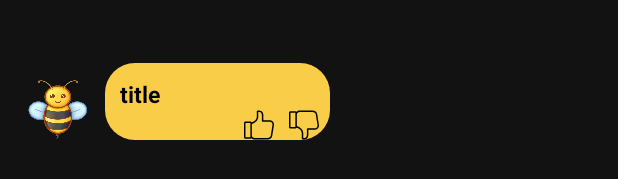
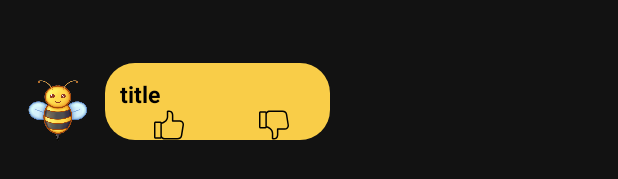
Before and after one commit to CankayaUniversity/ceng-407-408-2022-2023-Turkish-ChatBot-System-for-Cankaya-University-using-Artificial-Intelligence, an Android app: the layout row.xml on its own in the app's theme, with its tools: preview values and no code run, on a phone screen of 412 x 824 dp. Shown: the part 147-326 px from the top of the screen. Run offline under Robolectric (Android 15) with nearby library versions, the phone set to English and light mode, and no system bars.

Commit message:
feedback added in mobile app, apk updated.

```diff
--- a/CankayaChatBotApp/app/build.gradle
+++ b/CankayaChatBotApp/app/build.gradle
@@ -42,6 +42,7 @@ dependencies {
     implementation 'com.google.android.material:material:1.9.0'
     implementation 'com.opencsv:opencsv:5.3'
     implementation 'androidx.constraintlayout:constraintlayout:2.1.4'
+    implementation 'androidx.databinding:library:3.2.0-alpha11'
     testImplementation 'junit:junit:4.13.2'
     androidTestImplementation 'androidx.test.ext:junit:1.1.5'
     androidTestImplementation 'androidx.test.espresso:espresso-core:3.5.1'
--- a/CankayaChatBotApp/app/src/main/AndroidManifest.xml
+++ b/CankayaChatBotApp/app/src/main/AndroidManifest.xml
@@ -4,9 +4,13 @@
     package="com.example.cankayachatbotapp">
 
     <uses-permission android:name="android.permission.INTERNET" />
+    <uses-permission android:name="android.permission.WRITE_EXTERNAL_STORAGE" />
+    <uses-permission android:name="android.permission.READ_EXTERNAL_STORAGE" />
+
 
     <application
         android:allowBackup="true"
+        android:requestLegacyExternalStorage="true"
         android:dataExtractionRules="@xml/data_extraction_rules"
         android:fullBackupContent="@xml/backup_rules"
         android:icon="@mipmap/ic_launcher"
--- a/CankayaChatBotApp/app/src/main/java/com/example/cankayachatbotapp/GPT3Api.kt
+++ b/CankayaChatBotApp/app/src/main/java/com/example/cankayachatbotapp/GPT3Api.kt
@@ -8,8 +8,8 @@ import java.io.IOException
 
 class GPT3Api {
     private val client = OkHttpClient()
-    private val apiKey = "write the gpt3 api key here"
-    private val model = "write trained model name here"
+    private val apiKey = "!!!!!! WRITE API KEY HEREEE !!!!!!"
+    private val model = "!!!!!!! WRITE MODEL NAME HEREEE !!!!!!"
 
     fun getGPT3Response(inputText: String, callback: (String) -> Unit) {
         val url = "https://api.openai.com/v1/engines/$model/completions"
--- a/CankayaChatBotApp/app/src/main/res/layout/row.xml
+++ b/CankayaChatBotApp/app/src/main/res/layout/row.xml
@@ -44,16 +44,18 @@
             android:visibility="visible">
 
             <ImageView
-                android:id="@+id/imageView3"
+                android:id="@+id/ivLike"
                 android:layout_width="wrap_content"
-                android:paddingLeft="90dp"
+                android:paddingLeft="10dp"
+                android:clickable="true"
                 android:layout_height="wrap_content"
                 android:layout_weight="1"
                 app:srcCompat="@drawable/ic_like" />
 
             <ImageView
-                android:id="@+id/imageView4"
-                android:layout_width="70dp"
+                android:id="@+id/ivDislike"
+                android:clickable="true"
+                android:layout_width="wrap_content"
                 android:layout_height="wrap_content"
                 android:layout_weight="1"
                 app:srcCompat="@drawable/ic_dislike" />
```
Also changed, not shown: CankayaChatBotApp/app/src/main/java/com/example/cankayachatbotapp/Adapter.kt (+19 -1 lines), CankayaChatBotApp/app/src/main/java/com/example/cankayachatbotapp/MainActivity.kt (+32 -6 lines).
